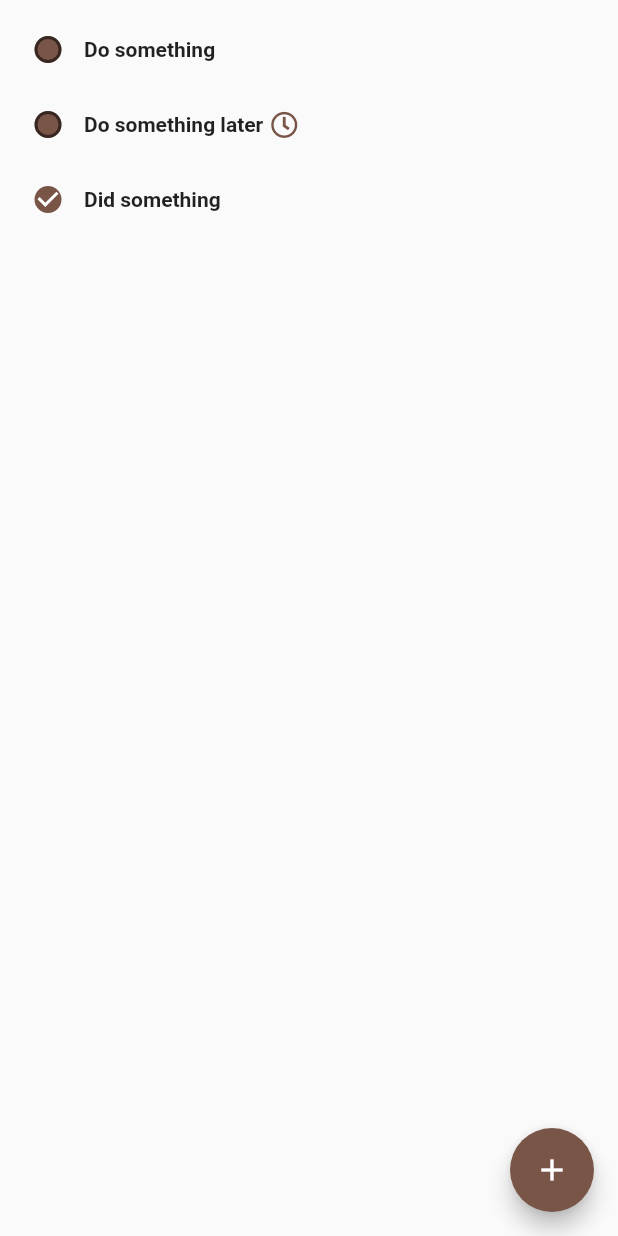
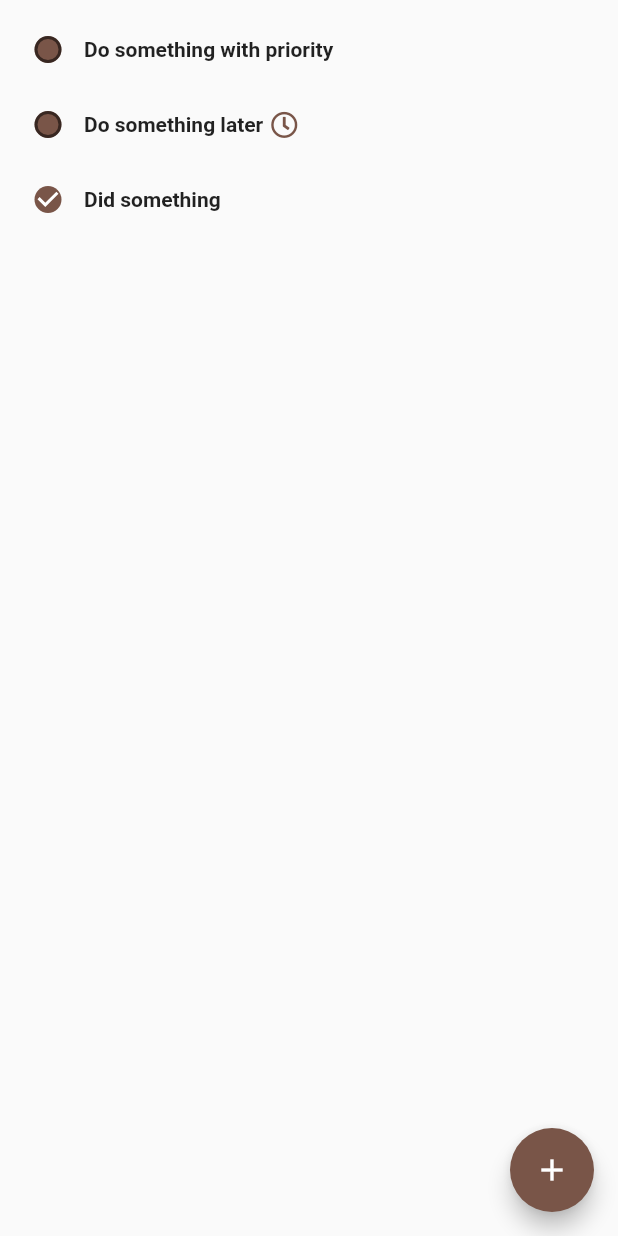
Before and after one commit to ariejan/txdx, a Flutter app: the screen it shows after launch, on a phone screen of 412 x 824 dp. Run offline on Flutter 3.47's test engine with Material 2 defaults, Android fonts, the phone set to English and light mode, and no system bars; our stand-ins replace font_awesome_flutter, jiffy; missing offline and left inert: window_size.

Commit message:
refactor custom widgets

```diff
--- /dev/null
+++ b/lib/due_notification_widget.dart
@@ -0,0 +1,35 @@
+import 'package:flutter/material.dart';
+import 'package:font_awesome_flutter/font_awesome_flutter.dart';
+import 'package:jiffy/jiffy.dart';
+
+import 'txdx/txdx.dart';
+
+class DueNotificationWidget extends StatelessWidget {
+  const DueNotificationWidget(this.item, {Key? key})
+      : super(key: key);
+
+  final TxDxItem item;
+
+  @override
+  Widget build(BuildContext context) {
+    if (item.hasDueOn) {
+      return
+        Container(
+            padding: const EdgeInsets.fromLTRB(5, 0, 5, 0),
+            child: Tooltip(
+              message: 'Due: ' + Jiffy(item.dueOn).format('yyyy-MM-dd'),
+              preferBelow: false,
+              child: const FaIcon(
+                FontAwesomeIcons.clock,
+                size: 18,
+                color: Colors.brown,
+              ),
+              decoration: BoxDecoration(
+                  borderRadius: BorderRadius.circular(10), color: Colors.brown),
+            )
+        );
+    } else {
+      return const SizedBox.shrink();
+    }
+  }
+}
--- a/lib/main.dart
+++ b/lib/main.dart
@@ -3,9 +3,11 @@ import 'dart:io';
 import 'package:flutter/material.dart';
 import 'package:font_awesome_flutter/font_awesome_flutter.dart';
 import 'package:jiffy/jiffy.dart';
+import 'package:txdx/due_notification_widget.dart';
 import 'package:window_size/window_size.dart';
 
 import 'txdx/txdx.dart';
+import 'txdx_item_widget.dart';
 
 void main() {
   WidgetsFlutterBinding.ensureInitialized();
@@ -64,60 +66,15 @@ class _TodoListViewState extends State<TodoListView> {
   void _newTodoDialog() {}
 
   List<Widget> _getTxDxItemContainers() {
-    Color getColor(Set<MaterialState> states) {
-      const Set<MaterialState> interactiveStates = <MaterialState>{
-        MaterialState.pressed,
-        MaterialState.hovered,
-        MaterialState.focused,
-      };
-      if (states.any(interactiveStates.contains)) {
-        return Colors.deepOrange;
-      }
-      return Colors.brown;
-    }
-
     return txDxContext.items
-        .map((item) => SizedBox(
-              height: 50,
-              child: Row(
-                children: [
-                  Container(
-                      child: Checkbox(
-                          checkColor: Colors.white,
-                          fillColor:
-                              MaterialStateProperty.resolveWith(getColor),
-                          shape: CircleBorder(),
-                          value: item.completed,
-                          onChanged: (bool? value) {
-                            setState(() {
-                              item.setCompleted(value ?? false);
-                            });
-                          })),
-                  SizedBox(
-                    child: Text(
-                      item.description,
-                      textAlign: TextAlign.left,
-                      style: TextStyle(fontWeight: FontWeight.bold),
-                    ),
-                  ),
-                  if (item.hasDueOn) ...[
-                    Container(
-                      padding: EdgeInsets.fromLTRB(5, 0, 5, 0),
-                      child: Tooltip(
-                        message: 'Due: ' + Jiffy(item.dueOn).format('yyyy-MM-dd'),
-                        child: FaIcon(
-                          FontAwesomeIcons.clock,
-                          size: 18,
-                          color: Colors.brown,
-                        ),
-                        decoration: BoxDecoration(
-                            borderRadius: BorderRadius.circular(10), color: Colors.brown),
-                      )
-                    ),
-                  ],
-                ],
-              ),
-            ))
+        .map((item) => TxDxItemWidget(
+          item,
+          onCompletedToggle: (bool completed) {
+            setState(() {
+              item.setCompleted(completed);
+            });
+          },
+        ))
         .toList();
   }
 
--- a/lib/txdx/txdx.dart
+++ b/lib/txdx/txdx.dart
@@ -92,7 +92,7 @@ class TxDxList {
   String filename;
 
   TxDxList(this.filename) {
-    items.add(TxDxItem('(A) 2022-01-12 Do something +project @context'));
+    items.add(TxDxItem('(A) 2022-01-12 Do something with priority +project @context'));
     items.add(TxDxItem('(C) 2022-01-12 Do something later +project @context due:2022-12-31'));
     items.add(TxDxItem('x 2022-01-13 2022-01-10 Did something +project @context pri:B'));
   }
--- /dev/null
+++ b/lib/txdx_item_widget.dart
@@ -0,0 +1,54 @@
+import 'package:flutter/material.dart';
+
+import 'due_notification_widget.dart';
+import 'txdx/txdx.dart';
+
+class TxDxItemWidget extends StatelessWidget {
+  const TxDxItemWidget(this.item, {Key? key, this.onCompletedToggle})
+      : super(key: key);
+
+  final TxDxItem item;
+  final ValueChanged<bool>? onCompletedToggle;
+
+  @override
+  Widget build(BuildContext context) {
+    return
+      SizedBox(
+        height: 50,
+        child: Row(
+          children: [
+            Checkbox(
+                checkColor: Colors.white,
+                fillColor:
+                MaterialStateProperty.resolveWith(getColor),
+                shape: const CircleBorder(),
+                value: item.completed,
+                onChanged: (bool? value) {
+                  onCompletedToggle!(value ?? false);
+                }),
+            SizedBox(
+              child: Text(
+                item.description,
+                textAlign: TextAlign.left,
+                style: const TextStyle(fontWeight: FontWeight.bold),
+              ),
+            ),
+            DueNotificationWidget(item),
+          ],
+        ),
+      );
+  }
+
+  Color getColor(Set<MaterialState> states) {
+    const Set<MaterialState> interactiveStates = <MaterialState>{
+      MaterialState.pressed,
+      MaterialState.hovered,
+      MaterialState.focused,
+    };
+    if (states.any(interactiveStates.contains)) {
+      return Colors.deepOrange;
+    }
+    return Colors.brown;
+  }
+
+}
```
